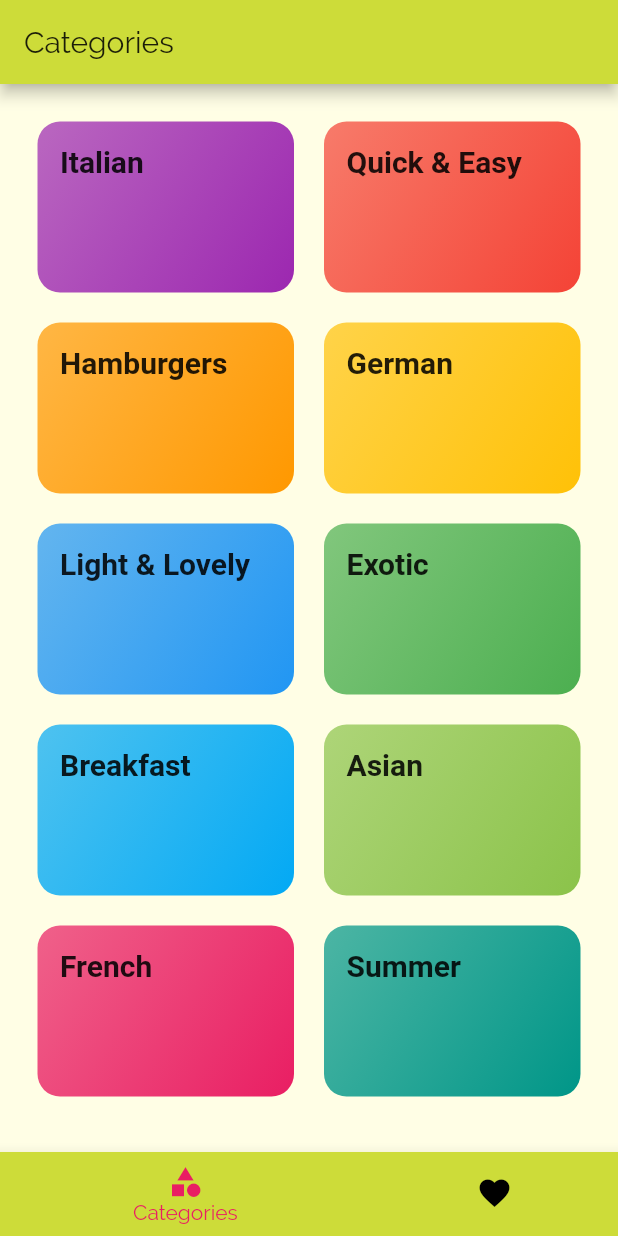
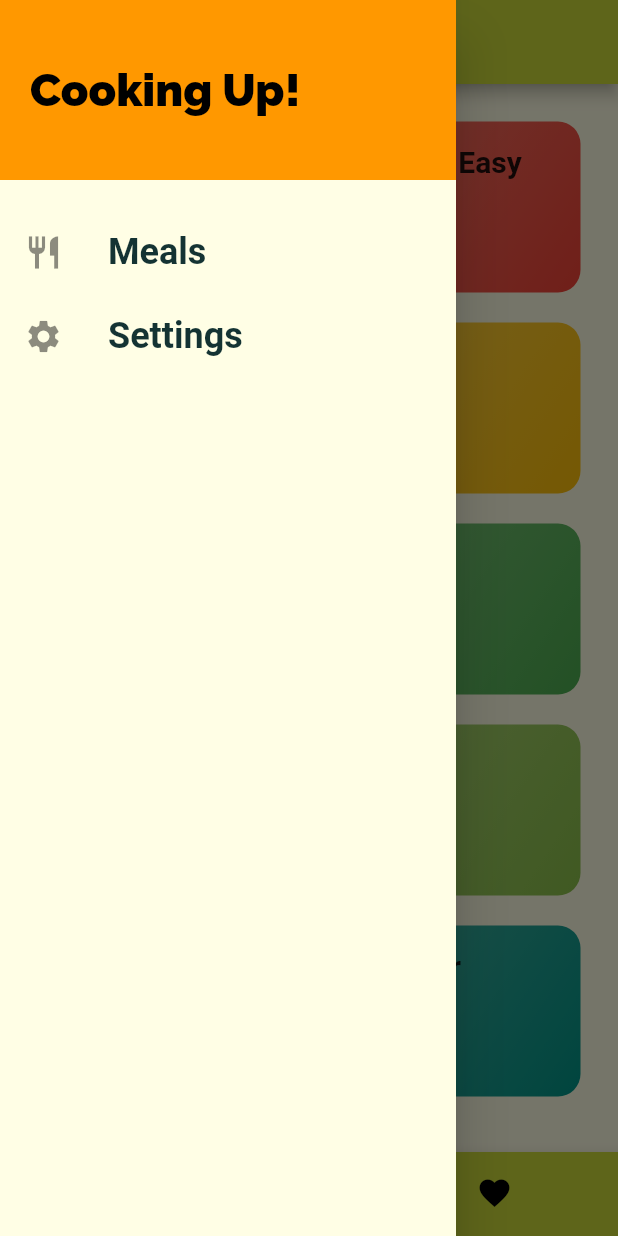
Before and after one commit to tgabri/meals_app, a Flutter app: the screen it shows after launch, with the side drawer open (before the commit the screen has no drawer), on a phone screen of 412 x 824 dp. Run offline on Flutter 3.47's test engine with Material 2 defaults, Android fonts, the phone set to English and light mode, and no system bars; Roboto replaces fonts that are missing (RobotoCondensed).

Commit message:
added drawer/burger menu

```diff
--- a/lib/screens/tabs_screen.dart
+++ b/lib/screens/tabs_screen.dart
@@ -1,5 +1,6 @@
 import 'package:flutter/material.dart';
 
+import '../widgets/main_drawer.dart';
 import './favorites_screen.dart';
 import './categories_screen.dart';
 
@@ -33,6 +34,7 @@ class _TabsScreenState extends State<TabsScreen> {
       appBar: AppBar(
         title: Text(_pages[_selectedPageIndex]['title']),
       ),
+      drawer: MainDrawer(),
       body: _pages[_selectedPageIndex]['page'],
       bottomNavigationBar: BottomNavigationBar(
         onTap: _selectPage,
--- /dev/null
+++ b/lib/widgets/main_drawer.dart
@@ -0,0 +1,51 @@
+import 'package:flutter/material.dart';
+
+class MainDrawer extends StatelessWidget {
+  Widget buildListTile(String title, IconData icon) {
+    return ListTile(
+      leading: Icon(
+        icon,
+        size: 26,
+      ),
+      title: Text(
+        title,
+        style: TextStyle(
+          fontFamily: 'RobotoCondensed',
+          fontSize: 24,
+          fontWeight: FontWeight.bold,
+        ),
+      ),
+      onTap: () {},
+    );
+  }
+
+  @override
+  Widget build(BuildContext context) {
+    return Drawer(
+      child: Column(
+        children: <Widget>[
+          Container(
+            height: 120,
+            width: double.infinity,
+            padding: EdgeInsets.all(20),
+            alignment: Alignment.centerLeft,
+            color: Theme.of(context).accentColor,
+            child: Text(
+              'Cooking Up!',
+              style: TextStyle(
+                fontWeight: FontWeight.w900,
+                fontSize: 30,
+                color: Colors.black,
+              ),
+            ),
+          ),
+          SizedBox(
+            height: 20,
+          ),
+          buildListTile('Meals', Icons.restaurant),
+          buildListTile('Settings', Icons.settings),
+        ],
+      ),
+    );
+  }
+}
```
